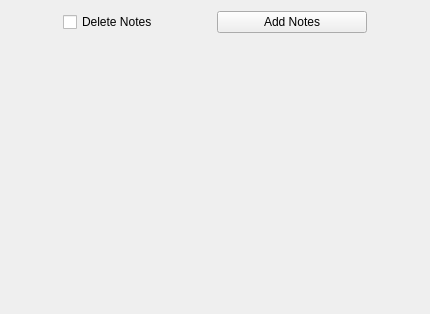
Above: designs/xml/notes_widget.ui from daniel-deru/WorkMate-3.0 before the change. Below: the same form after it.
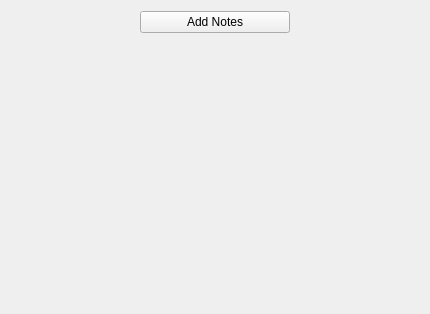
That is the form after the change.

Commit message: finished the functionality of notes

The edit to the form file:
```diff
--- a/designs/xml/notes_widget.ui
+++ b/designs/xml/notes_widget.ui
@@ -47,26 +47,6 @@
        </property>
       </spacer>
      </item>
-     <item>
-      <widget class="QCheckBox" name="chk_delete_notes">
-       <property name="text">
-        <string>Delete Notes</string>
-       </property>
-      </widget>
-     </item>
-     <item>
-      <spacer name="horizontalSpacer">
-       <property name="orientation">
-        <enum>Qt::Horizontal</enum>
-       </property>
-       <property name="sizeHint" stdset="0">
-        <size>
-         <width>40</width>
-         <height>20</height>
-        </size>
-       </property>
-      </spacer>
-     </item>
      <item>
       <widget class="QPushButton" name="btn_note">
        <property name="minimumSize">
```
The commit also changes 21 other files.
